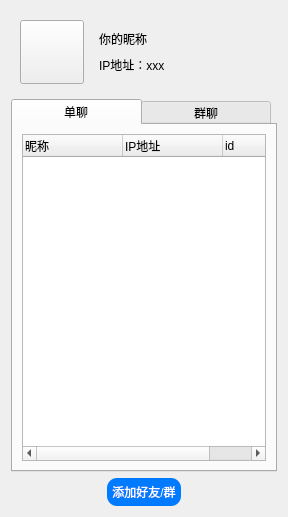
Before: the Qt Designer form Qt-IM/mainwindow.ui in XiaoZheng2003/BIT-QT-IM, drawn with Qt 5.
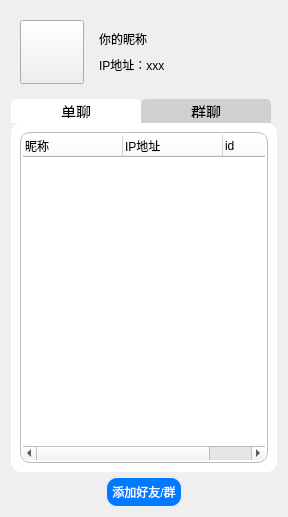
After: the same form once the commit is applied. Icons and pictures are not drawn.

Diff of the .ui file:
```diff
--- a/Qt-IM/mainwindow.ui
+++ b/Qt-IM/mainwindow.ui
@@ -78,11 +78,52 @@
    <item>
     <widget class="QTabWidget" name="tabWidget">
      <property name="styleSheet">
-      <string notr="true">QTabBar::tab { min-width: 130px; max-width: 260px; }
+      <string notr="true">
+
 QTabWidget::tab-bar { 
 	alignment: center; 
 } 
-</string>
+
+#tab_1.QWidget{
+	background-color: white;
+}
+ 
+
+#tab_2.QWidget{
+	background-color: white;
+}
+ 
+QTabBar::tab{
+    background-color:rgb(108, 117, 125, 65);
+	font-size:11pt;
+	color:black;   
+	border-top-left-radius: 5px;    
+	border-top-right-radius: 5px;   
+	 min-width: 120px; max-width: 240px;
+	padding: 5px;
+}
+ 
+QTabBar::tab:selected{
+    background-color: white;
+
+}
+
+QTabBar::tab:hover:!selected {
+    background-color: white;
+
+}
+
+QTabWidget::pane {
+	background-color: white;
+border-radius: 10px;
+
+
+
+}
+
+QTabWidget::tab-bar {
+    alignment: center;
+}</string>
      </property>
      <property name="currentIndex">
       <number>0</number>
@@ -94,6 +135,22 @@
       <layout class="QVBoxLayout" name="verticalLayout_3">
        <item>
         <widget class="QTreeWidget" name="personList">
+         <property name="enabled">
+          <bool>true</bool>
+         </property>
+         <property name="styleSheet">
+          <string notr="true">QHeaderView::section {
+    background-color:white;
+}
+QTreeWidget {
+    border-radius: 10px;
+    border: 1px solid  rgb(186, 189, 182); 
+     padding: 2px;
+
+}
+
+</string>
+         </property>
          <column>
           <property name="text">
            <string>昵称</string>
```
Left out of the diff: 19 changed lines with no effect on the pictures.
